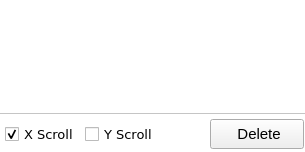
Before: the Qt Designer form wq_chart_widget.ui in vialrogo/Weight-Queue-Validator, drawn with Qt 5.
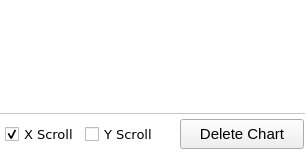
After: the same form once the commit is applied. Icons and pictures are not drawn.

Diff of the .ui file:
```diff
--- a/wq_chart_widget.ui
+++ b/wq_chart_widget.ui
@@ -124,9 +124,9 @@
    <widget class="QPushButton" name="botonDeleteChart">
     <property name="geometry">
      <rect>
-      <x>210</x>
+      <x>180</x>
       <y>119</y>
-      <width>94</width>
+      <width>124</width>
       <height>30</height>
      </rect>
     </property>
@@ -144,11 +144,17 @@
      </font>
     </property>
     <property name="text">
-     <string> Delete</string>
+     <string>Delete Chart</string>
     </property>
     <property name="icon">
      <iconset>
-      <normaloff>Imagenes/Delete1.png</normaloff>Imagenes/Delete1.png</iconset>
+      <normaloff>Imagenes/Remove3.png</normaloff>Imagenes/Remove3.png</iconset>
+    </property>
+    <property name="iconSize">
+     <size>
+      <width>22</width>
+      <height>22</height>
+     </size>
     </property>
    </widget>
    <widget class="QCheckBox" name="checkBoxXScroll">
```
